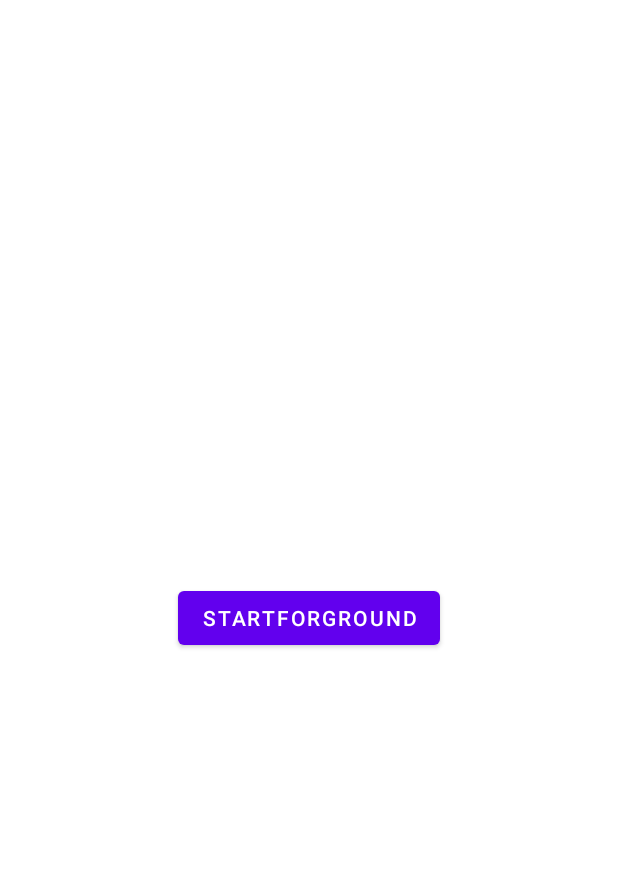
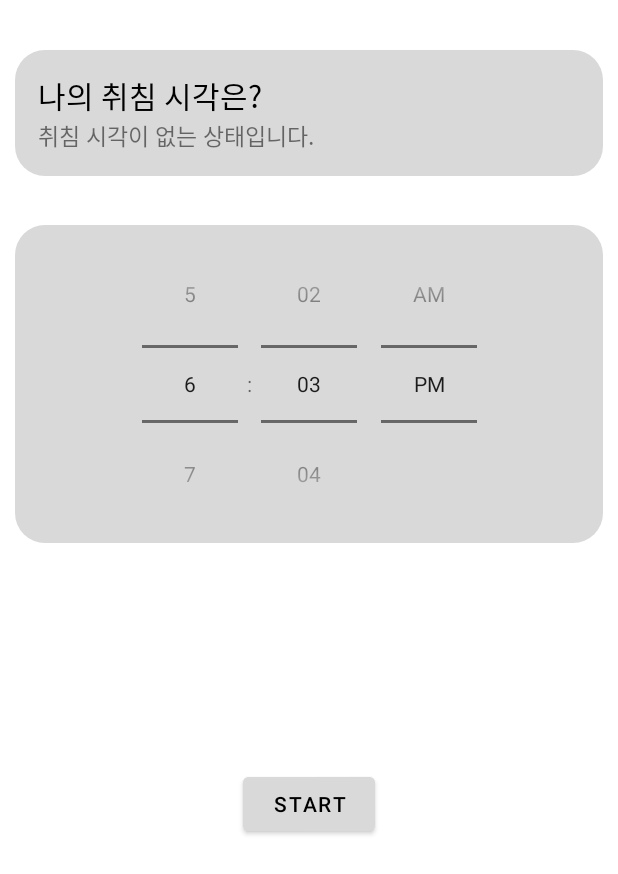
Before and after one commit to CNU-Wellness-Computing-Lab/NightlyNudge, an Android app: the screen it shows after launch (SleepSettingActivity), on a phone screen of 412 x 824 dp. Shown: the top 874 px of the screen. Run offline under Robolectric (Android 15) with nearby library versions, the phone set to English and light mode, and no system bars.

Commit message:
UI 추가

```diff
--- a/app/src/main/java/com/cnuhci/nightlynudge/SleepSettingActivity.java
+++ b/app/src/main/java/com/cnuhci/nightlynudge/SleepSettingActivity.java
@@ -2,12 +2,12 @@ package com.cnuhci.nightlynudge;
 
 import android.Manifest;
 import android.content.Intent;
+import android.content.SharedPreferences;
 import android.content.pm.PackageManager;
 import android.os.Build;
 import android.os.Bundle;
 
 import com.cnuhci.nightlynudge.service.ForegroundService;
-import com.google.android.material.snackbar.Snackbar;
 
 import androidx.annotation.RequiresApi;
 import androidx.appcompat.app.AppCompatActivity;
@@ -15,34 +15,54 @@ import androidx.appcompat.app.AppCompatActivity;
 import android.util.Log;
 import android.view.View;
 import android.widget.Button;
+import android.widget.TextView;
+import android.widget.TimePicker;
 import android.widget.Toast;
 
+import androidx.appcompat.app.AppCompatDelegate;
 import androidx.core.app.ActivityCompat;
-import androidx.navigation.NavController;
-import androidx.navigation.Navigation;
-import androidx.navigation.ui.AppBarConfiguration;
-import androidx.navigation.ui.NavigationUI;
-
-import com.cnuhci.nightlynudge.databinding.ActivitySleepSettingBinding;
 
 public class SleepSettingActivity extends AppCompatActivity {
-    Intent serviceIntent;
+    private Intent serviceIntent;
     final int PERMISSION_REQUEST_CODE = 100;
+
+    public static SharedPreferences timeData;
+
+    //컴포넌트 선언
+    private TimePicker timePicker;
+    private Button settingBtn;
+    private TextView timeTextView;
 
     @Override
     protected void onCreate(Bundle savedInstanceState) {
         super.onCreate(savedInstanceState);
+        AppCompatDelegate.setDefaultNightMode(AppCompatDelegate.MODE_NIGHT_NO); // night mode 차단
+
         setContentView(R.layout.activity_sleep_setting);
 
+        // 컴포넌트 선언
+        timePicker = findViewById(R.id.timePicker);
+        timeTextView = findViewById(R.id.timeTextView);
+        settingBtn = findViewById(R.id.serviceBtn);
+
+        // 캐시 데이터 불러오기
+        timeData = getSharedPreferences("timeData", MODE_PRIVATE);
+
+        if(timeData.getInt("mySleepHour", -1) != -1){
+            // 저장되어있는 취침 시각 load
+            loadTime();
+        }
+
         if (Build.VERSION.SDK_INT >= Build.VERSION_CODES.TIRAMISU) {
+            // 알람 권한 설정
             checkPermission();
         }
 
-        Button button = findViewById(R.id.serviceBtn);
-        button.setOnClickListener(new View.OnClickListener() {
+        settingBtn.setOnClickListener(new View.OnClickListener() {
             @Override
             public void onClick(View v) {
                 Toast.makeText(getApplicationContext(), "starting foreground service...", Toast.LENGTH_LONG).show();
+                setSleepTime(); // 취침 시각 설정
                 startForegroundService();
             }
         });
@@ -51,6 +71,53 @@ public class SleepSettingActivity extends AppCompatActivity {
     private void startForegroundService() {
         serviceIntent = new Intent(this, ForegroundService.class);
         startService(serviceIntent);
+    }
+
+    /**
+     * 취침 시각을 설정
+     * @return 설정 정상 시 True
+     */
+    private boolean setSleepTime(){
+        SharedPreferences.Editor editor = timeData.edit();
+
+        int hour24 = timePicker.getHour();
+        int minute = timePicker.getMinute();
+
+        if(editor == null){
+            return false;
+        }
+
+        //TimePicker 에서 설정된 시각 저장
+        editor.putInt("mySleepHour", hour24);     // 지정된 Hour 저장
+        editor.putInt("mySleepMin", minute);    // 지정된 Minute 저장
+        editor.apply();
+
+        if (minute < 10){
+            timeTextView.setText("매일 " + hour24 + "시 0" + minute +"분");
+        }else{
+            timeTextView.setText("매일 " + hour24 + "시 " + minute +"분");
+        }
+
+        return true;
+    }
+
+
+    /**
+     * 이전에 저장된 취침 시각을 케시 데이터에서 불러옴
+     * @return 반환 정상 시 True
+     */
+    private boolean loadTime(){
+
+        int hour24 = timeData.getInt("mySleepHour", -1);
+        int minute = timeData.getInt("mySleepMin", -1);
+
+        if (minute < 10){
+            timeTextView.setText("매일 " + hour24 + "시 0" + minute +"분");
+        }else{
+            timeTextView.setText("매일 " + hour24 + "시 " + minute +"분");
+        }
+
+        return true;
     }
 
 
--- /dev/null
+++ b/app/src/main/res/drawable/view_background.xml
@@ -0,0 +1,9 @@
+<?xml version="1.0" encoding="utf-8"?>
+
+<shape xmlns:android="http://schemas.android.com/apk/res/android">
+
+    <solid android:color="#D9D9D9"/>
+    <corners android:radius="20dp"/>
+
+
+</shape>
--- a/app/src/main/res/layout/activity_sleep_setting.xml
+++ b/app/src/main/res/layout/activity_sleep_setting.xml
@@ -6,14 +6,90 @@
     android:layout_height="match_parent"
     tools:context=".SleepSettingActivity">
 
+    <LinearLayout
+        android:layout_width="match_parent"
+        android:layout_height="wrap_content"
+        android:layout_margin="10dp"
+        android:background="@drawable/view_background"
+        android:orientation="vertical"
+        android:padding="15dp"
+        app:layout_constraintBottom_toTopOf="@+id/linearLayout"
+        app:layout_constraintTop_toTopOf="parent"
+        tools:layout_editor_absoluteX="10dp">
+
+        <LinearLayout
+            android:layout_width="match_parent"
+            android:layout_height="wrap_content"
+            android:layout_weight="1"
+            android:orientation="vertical">
+
+            <TextView
+                android:layout_width="wrap_content"
+                android:layout_height="wrap_content"
+                android:gravity="center"
+                android:text="나의 취침 시각은?"
+                android:textColor="@color/black"
+                android:textSize="20dp" />
+        </LinearLayout>
+
+        <LinearLayout
+            android:layout_width="match_parent"
+            android:layout_height="wrap_content"
+            android:layout_weight="1">
+
+            <TextView
+                android:id="@+id/timeTextView"
+                android:layout_width="wrap_content"
+                android:layout_height="wrap_content"
+                android:layout_gravity="center"
+                android:text="취침 시각이 없는 상태입니다."
+                android:textSize="15dp" />
+        </LinearLayout>
+    </LinearLayout>
+
+    <LinearLayout
+        android:id="@+id/linearLayout"
+        android:layout_width="match_parent"
+        android:layout_height="wrap_content"
+        android:layout_margin="10dp"
+        android:background="@drawable/view_background"
+        android:orientation="vertical"
+        app:layout_constraintBottom_toTopOf="@+id/serviceBtn"
+        app:layout_constraintTop_toTopOf="parent"
+        tools:layout_editor_absoluteX="10dp">
+
+        <androidx.constraintlayout.widget.ConstraintLayout
+            android:layout_width="match_parent"
+            android:layout_height="wrap_content"
+            android:layout_weight="1">
+
+            <TimePicker
+                android:id="@+id/timePicker"
+                android:layout_width="wrap_content"
+                android:layout_height="wrap_content"
+                android:gravity="center"
+                android:timePickerMode="spinner"
+                app:layout_constraintBottom_toBottomOf="parent"
+                app:layout_constraintEnd_toEndOf="parent"
+                app:layout_constraintStart_toStartOf="parent"
+                app:layout_constraintTop_toTopOf="parent" />
+
+        </androidx.constraintlayout.widget.ConstraintLayout>
+
+
+    </LinearLayout>
+
     <Button
         android:id="@+id/serviceBtn"
         android:layout_width="wrap_content"
         android:layout_height="wrap_content"
-        android:text="startForground"
+        android:backgroundTint="#D9D9D9"
+        android:text="START"
+        android:textColor="@color/black"
         app:layout_constraintBottom_toBottomOf="parent"
         app:layout_constraintEnd_toEndOf="parent"
         app:layout_constraintStart_toStartOf="parent"
-        app:layout_constraintTop_toTopOf="parent" />
+        app:layout_constraintTop_toTopOf="parent"
+        app:layout_constraintVertical_bias="0.66" />
 
 </androidx.constraintlayout.widget.ConstraintLayout>
```
Also changed, not shown: app/src/main/res/drawable/bat_100.png (added).
